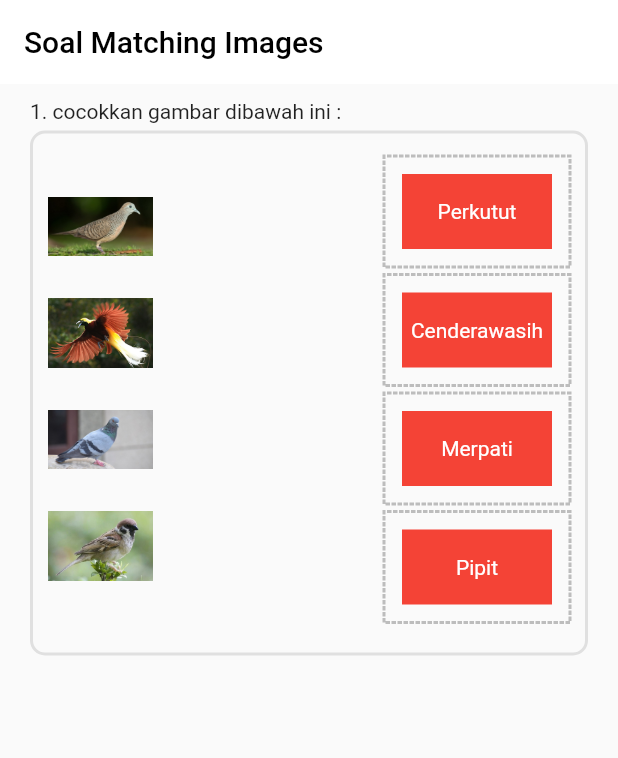
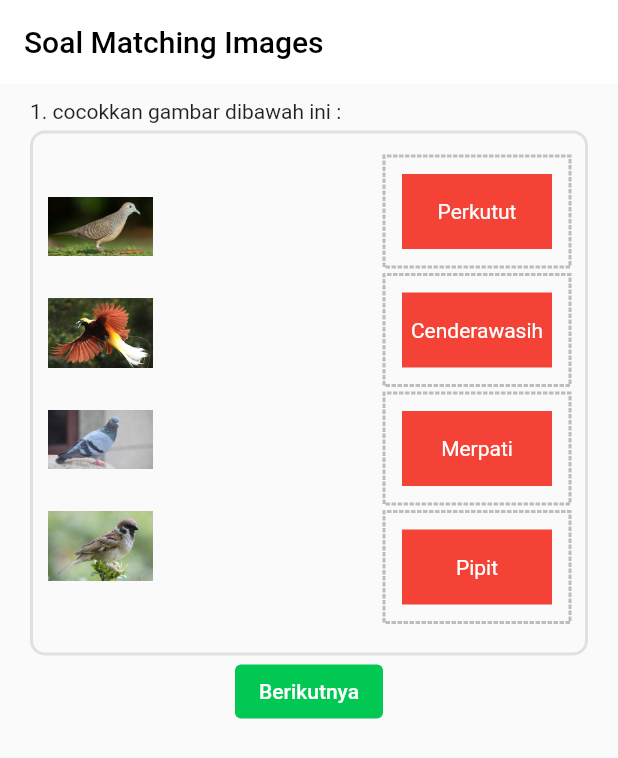
Before and after one commit to taufiqjack/dragndrop_game_matchingimage, a Flutter app: the screen it shows after launch, on a phone screen of 412 x 824 dp. Shown: the top 758 px of the screen. Run offline on Flutter 3.47's test engine with Material 2 defaults, Android fonts, the light colour scheme and no system bars; drawn by our look-alikes of dotted_border; our stand-ins replace font_awesome_flutter; missing offline and left inert: drag_and_drop_lists.

Commit message:
adding button for next

```diff
--- a/lib/dropwithscore.dart
+++ b/lib/dropwithscore.dart
@@ -220,6 +220,19 @@ class _DropWithScoreState extends State<DropWithScore> {
                 ),
               ),
             ),
+            Align(
+              alignment: Alignment.center,
+              child: ElevatedButton(
+                onPressed: null,
+                style: ButtonStyle(
+                    backgroundColor:
+                        MaterialStateProperty.all(Colors.greenAccent.shade700)),
+                child: const Text(
+                  'Berikutnya',
+                  style: TextStyle(color: Colors.white),
+                ),
+              ),
+            ),
           ],
         ),
       ),
```
